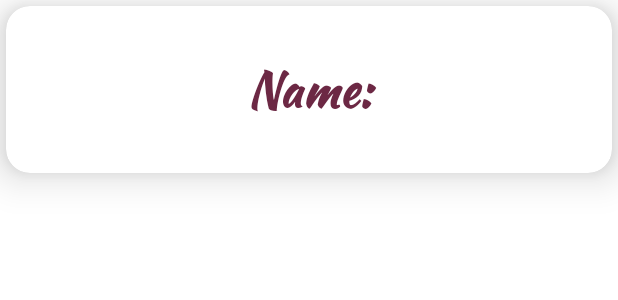
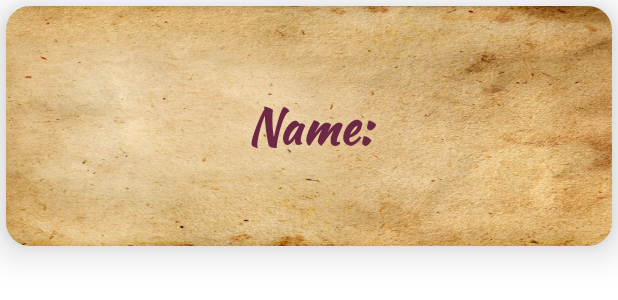
Before and after one commit to Soulem/DDBestiary, an Android app: the layout basic_card_display_item.xml on its own in the app's theme, with its tools: preview values and no code run, on a phone screen of 412 x 824 dp. Shown: the top 300 px of the screen. Run offline under Robolectric (Android 15) with nearby library versions, the phone set to English and light mode, and no system bars.

Commit message:
Background textures

```diff
--- a/app/src/main/java/com/dynamicdevs/ddbestiary/view/card/BasicCardDisplayItem.kt
+++ b/app/src/main/java/com/dynamicdevs/ddbestiary/view/card/BasicCardDisplayItem.kt
@@ -4,6 +4,9 @@ import android.content.Intent
 import androidx.appcompat.app.AppCompatActivity
 import android.os.Bundle
 import android.view.View
+import com.bumptech.glide.Glide
+import com.bumptech.glide.request.RequestOptions
+import com.dynamicdevs.ddbestiary.R
 import com.dynamicdevs.ddbestiary.databinding.BasicCardDisplayItemBinding
 import com.dynamicdevs.ddbestiary.util.Constants.Companion.NAME_KEY
 import com.dynamicdevs.ddbestiary.view.activity.DetailedMonsterActivity
@@ -16,6 +19,8 @@ class BasicCardDisplayItem : AppCompatActivity() {
 
         binding = BasicCardDisplayItemBinding.inflate(layoutInflater)
         setContentView(binding.root)
+
+
     }
 
     fun cardClick(view: View){
--- a/app/src/main/java/com/dynamicdevs/ddbestiary/view/fragment/DisplayFragment.kt
+++ b/app/src/main/java/com/dynamicdevs/ddbestiary/view/fragment/DisplayFragment.kt
@@ -5,6 +5,9 @@ import androidx.fragment.app.Fragment
 import android.view.LayoutInflater
 import android.view.View
 import android.view.ViewGroup
+import com.bumptech.glide.Glide
+import com.bumptech.glide.request.RequestOptions
+import com.dynamicdevs.ddbestiary.R
 import com.dynamicdevs.ddbestiary.adapter.DisplayRecyclerViewAdapter
 import com.dynamicdevs.ddbestiary.databinding.FragmentDisplayBinding
 import com.dynamicdevs.ddbestiary.model.data.dd.monster.DDMonstersResult
@@ -22,7 +25,9 @@ class DisplayFragment : Fragment(), MainActivity.DisplayFragmentRecyclerInterfac
     ): View? {
         binding = FragmentDisplayBinding.inflate(layoutInflater)
         return binding.root
+
     }
+
 
     private val adapter = DisplayRecyclerViewAdapter()
 
--- a/app/src/main/java/com/dynamicdevs/ddbestiary/view/fragment/SearchFragment.kt
+++ b/app/src/main/java/com/dynamicdevs/ddbestiary/view/fragment/SearchFragment.kt
@@ -5,6 +5,9 @@ import androidx.fragment.app.Fragment
 import android.view.LayoutInflater
 import android.view.View
 import android.view.ViewGroup
+import com.bumptech.glide.Glide
+import com.bumptech.glide.request.RequestOptions
+import com.dynamicdevs.ddbestiary.R
 import com.dynamicdevs.ddbestiary.databinding.FragmentSearchBinding
 import com.dynamicdevs.ddbestiary.view.delegate.SearchMonsterDelegate
 import com.google.android.material.internal.VisibilityAwareImageButton
@@ -41,6 +44,7 @@ class SearchFragment : Fragment() {
         )
         // Inflate the layout for this fragment
         return binding.root
+
     }
 
     override fun onViewCreated(view:View, savedInstanceState:Bundle?){
@@ -50,5 +54,6 @@ class SearchFragment : Fragment() {
 
             searchMonsterDelegate.searchForMonster(monsterName);
         }
+
     }
 }
--- a/app/src/main/res/layout/basic_card_display_item.xml
+++ b/app/src/main/res/layout/basic_card_display_item.xml
@@ -9,10 +9,10 @@
     android:clickable="true"
     android:onClick="cardClick"
     android:outlineAmbientShadowColor="@color/black"
-    android:background="#999999"
     android:layout_margin="4dp"
     android:id="@+id/basic_card_layout"
     tools:context=".view.card.CardDisplayItem">
+
 
     <androidx.constraintlayout.widget.ConstraintLayout
         android:id="@+id/monster_profile"
@@ -23,6 +23,18 @@
         app:layout_constraintTop_toTopOf="parent"
         app:layout_constraintBottom_toBottomOf="parent"
         >
+
+        <ImageView
+            android:id="@+id/background_card_iv"
+            android:layout_width="match_parent"
+            android:layout_height="160dp"
+            android:background="@drawable/ancient_paper"
+            android:elevation="-1dp"
+            app:layout_constraintBottom_toBottomOf="parent"
+            app:layout_constraintEnd_toEndOf="parent"
+            app:layout_constraintStart_toStartOf="parent"
+            app:layout_constraintTop_toTopOf="parent" />
+
 
         <TextView
             android:id="@+id/monster_name_textView_basic"
--- a/app/src/main/res/layout/fragment_display.xml
+++ b/app/src/main/res/layout/fragment_display.xml
@@ -5,6 +5,7 @@
     android:layout_width="match_parent"
     android:layout_height="match_parent"
     tools:context=".view.fragment.DisplayFragment">
+
 
 
     <androidx.recyclerview.widget.RecyclerView
--- a/app/src/main/res/layout/fragment_search.xml
+++ b/app/src/main/res/layout/fragment_search.xml
@@ -4,7 +4,9 @@
     xmlns:tools="http://schemas.android.com/tools"
     android:layout_width="match_parent"
     android:layout_height="match_parent"
+
     tools:context=".view.fragment.SearchFragment">
+
 
 
     <EditText
```
Also changed, not shown: app/src/main/java/com/dynamicdevs/ddbestiary/view/activity/DetailedMonsterActivity.kt (+11 -4 lines), app/src/main/java/com/dynamicdevs/ddbestiary/view/activity/MainActivity.kt (+7 -0 lines), app/src/main/res/layout/activity_detailed_monster.xml (+7 -1 lines), app/src/main/res/layout/activity_main.xml (+9 -0 lines), app/src/main/res/drawable/ancient_paper.jpg (added), app/src/main/res/drawable/paper_texture.jpg (added).
